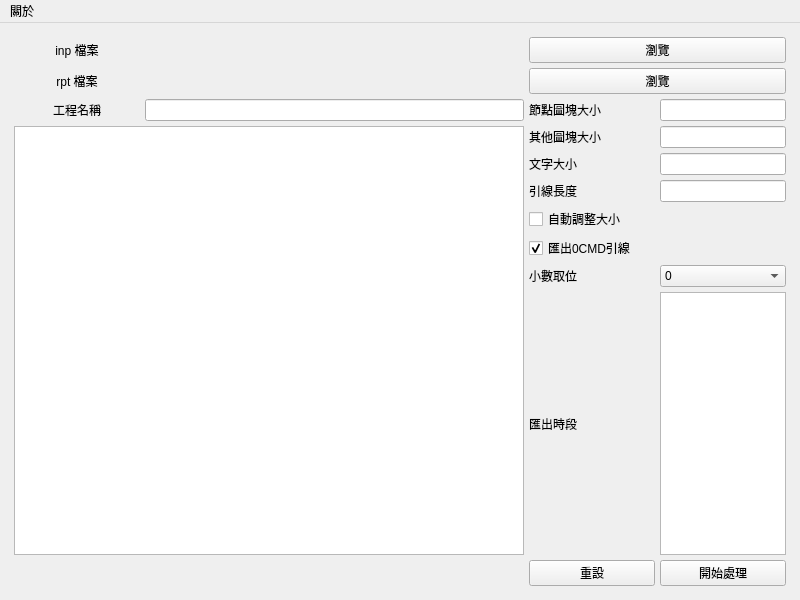
The window that ui_pyqt6.ui (lihsin2000/epa2hydchart) describes before a commit, drawn with Qt 5.
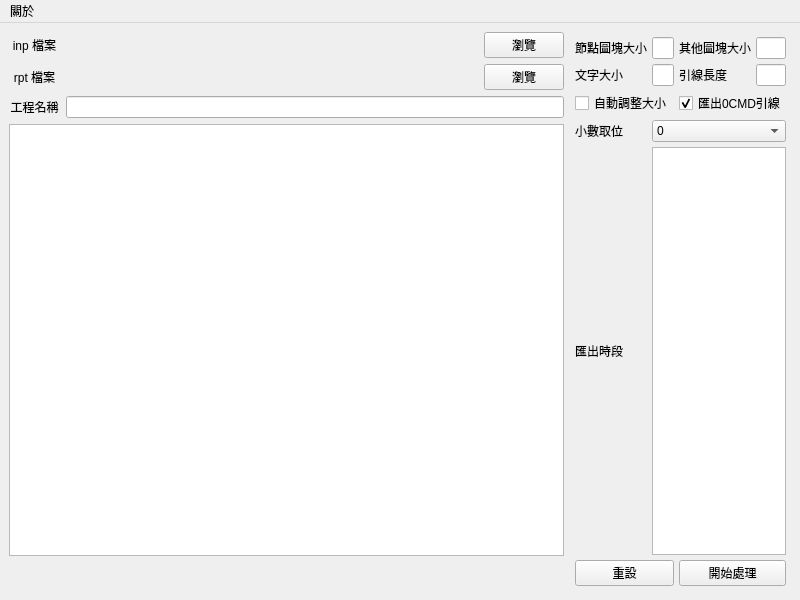
The same window after the commit. Icons and pictures are not drawn.

Commit message: 新增視窗模式屬性，調整最小/最大尺寸設定，優化佈局結構

What changed in the file:
```diff
--- a/ui_pyqt6.ui
+++ b/ui_pyqt6.ui
@@ -12,14 +12,14 @@
   </property>
   <property name="minimumSize">
    <size>
-    <width>800</width>
-    <height>400</height>
+    <width>0</width>
+    <height>0</height>
    </size>
   </property>
   <property name="maximumSize">
    <size>
-    <width>2048</width>
-    <height>1600</height>
+    <width>16777215</width>
+    <height>16777215</height>
    </size>
   </property>
   <property name="windowTitle">
@@ -42,38 +42,36 @@
      <height>1600</height>
     </size>
    </property>
-   <layout class="QGridLayout" name="_2">
-    <item row="0" column="0">
-     <layout class="QGridLayout" name="gridLayout" columnstretch="1,3,1,1">
-      <property name="sizeConstraint">
-       <enum>QLayout::SetDefaultConstraint</enum>
-      </property>
-      <property name="leftMargin">
-       <number>5</number>
-      </property>
-      <property name="topMargin">
-       <number>5</number>
-      </property>
-      <property name="rightMargin">
-       <number>5</number>
-      </property>
-      <property name="bottomMargin">
-       <number>5</number>
-      </property>
-      <property name="spacing">
-       <number>5</number>
-      </property>
-      <item row="1" column="2" colspan="2">
+   <layout class="QHBoxLayout" name="horizontalLayout_2">
+    <item>
+     <layout class="QHBoxLayout" name="horizontalLayout" stretch="4,1">
+      <item>
+       <layout class="QGridLayout" name="gridLayout_2" rowstretch="1,1,1,15,1" columnstretch="1,8,1">
+        <item row="1" column="2">
        <widget class="QPushButton" name="b_browser_rpt">
         <property name="text">
          <string>瀏覽</string>
         </property>
        </widget>
       </item>
-      <item row="10" column="3">
-       <widget class="QPushButton" name="b_draw">
+        <item row="4" column="0" colspan="3">
+         <widget class="QLabel" name="l_progress">
         <property name="text">
-         <string>開始處理</string>
+           <string/>
+          </property>
+         </widget>
+        </item>
+        <item row="1" column="1">
+         <widget class="QLabel" name="l_rpt_path">
+          <property name="text">
+           <string/>
+          </property>
+         </widget>
+        </item>
+        <item row="2" column="1" colspan="2">
+         <widget class="QLineEdit" name="l_projName">
+          <property name="alignment">
+           <set>Qt::AlignLeading|Qt::AlignLeft|Qt::AlignVCenter</set>
         </property>
        </widget>
       </item>
@@ -87,6 +85,13 @@
         </property>
        </widget>
       </item>
+        <item row="0" column="2">
+         <widget class="QPushButton" name="b_browser_inp">
+          <property name="text">
+           <string>瀏覽</string>
+          </property>
+         </widget>
+        </item>
       <item row="1" column="0">
        <widget class="QLabel" name="label_2">
         <property name="text">
@@ -104,7 +109,94 @@
         </property>
        </widget>
       </item>
-      <item row="8" column="3">
+        <item row="3" column="0" colspan="3">
+         <widget class="QTextBrowser" name="browser_log">
+          <property name="minimumSize">
+           <size>
+            <width>0</width>
+            <height>0</height>
+           </size>
+          </property>
+          <property name="html">
+           <string>&lt;!DOCTYPE HTML PUBLIC &quot;-//W3C//DTD HTML 4.0//EN&quot; &quot;http://www.w3.org/TR/REC-html40/strict.dtd&quot;&gt;
+&lt;html&gt;&lt;head&gt;&lt;meta name=&quot;qrichtext&quot; content=&quot;1&quot; /&gt;&lt;meta charset=&quot;utf-8&quot; /&gt;&lt;style type=&quot;text/css&quot;&gt;
+p, li { white-space: pre-wrap; }
+hr { height: 1px; border-width: 0; }
+li.unchecked::marker { content: &quot;\2610&quot;; }
+li.checked::marker { content: &quot;\2612&quot;; }
+&lt;/style&gt;&lt;/head&gt;&lt;body style=&quot; font-family:'Microsoft JhengHei UI'; font-size:9pt; font-weight:400; font-style:normal;&quot;&gt;
+&lt;p style=&quot;-qt-paragraph-type:empty; margin-top:0px; margin-bottom:0px; margin-left:0px; margin-right:0px; -qt-block-indent:0; text-indent:0px; font-family:'PMingLiU';&quot;&gt;&lt;br /&gt;&lt;/p&gt;&lt;/body&gt;&lt;/html&gt;</string>
+          </property>
+         </widget>
+        </item>
+        <item row="2" column="0">
+         <widget class="QLabel" name="label_4">
+          <property name="text">
+           <string>工程名稱</string>
+          </property>
+          <property name="alignment">
+           <set>Qt::AlignCenter</set>
+          </property>
+         </widget>
+        </item>
+       </layout>
+      </item>
+      <item>
+       <layout class="QGridLayout" name="gridLayout">
+        <property name="sizeConstraint">
+         <enum>QLayout::SetMaximumSize</enum>
+        </property>
+        <property name="leftMargin">
+         <number>5</number>
+        </property>
+        <property name="topMargin">
+         <number>5</number>
+        </property>
+        <property name="rightMargin">
+         <number>5</number>
+        </property>
+        <property name="bottomMargin">
+         <number>5</number>
+        </property>
+        <property name="spacing">
+         <number>5</number>
+        </property>
+        <item row="1" column="1">
+         <widget class="QLineEdit" name="l_text_size">
+          <property name="text">
+           <string/>
+          </property>
+         </widget>
+        </item>
+        <item row="0" column="3">
+         <widget class="QLineEdit" name="l_block_size">
+          <property name="text">
+           <string/>
+          </property>
+         </widget>
+        </item>
+        <item row="0" column="2">
+         <widget class="QLabel" name="label_8">
+          <property name="text">
+           <string>其他圖塊大小</string>
+          </property>
+         </widget>
+        </item>
+        <item row="1" column="2">
+         <widget class="QLabel" name="label_7">
+          <property name="text">
+           <string>引線長度</string>
+          </property>
+         </widget>
+        </item>
+        <item row="5" column="0" colspan="2">
+         <widget class="QPushButton" name="b_reset">
+          <property name="text">
+           <string>重設</string>
+          </property>
+         </widget>
+        </item>
+        <item row="3" column="1" colspan="3">
        <widget class="QComboBox" name="comboBox_digits">
         <item>
          <property name="text">
@@ -133,14 +225,42 @@
         </item>
        </widget>
       </item>
-      <item row="9" column="3">
-       <widget class="QListWidget" name="list_hrs">
-        <property name="selectionMode">
-         <enum>QAbstractItemView::MultiSelection</enum>
+        <item row="1" column="0">
+         <widget class="QLabel" name="label_6">
+          <property name="text">
+           <string>文字大小</string>
         </property>
        </widget>
       </item>
-      <item row="7" column="2" colspan="2">
+        <item row="1" column="3">
+         <widget class="QLineEdit" name="l_leader_distance">
+          <property name="text">
+           <string/>
+          </property>
+         </widget>
+        </item>
+        <item row="2" column="0" colspan="2">
+         <widget class="QCheckBox" name="chk_autoSize">
+          <property name="text">
+           <string>自動調整大小</string>
+          </property>
+         </widget>
+        </item>
+        <item row="5" column="2" colspan="2">
+         <widget class="QPushButton" name="b_draw">
+          <property name="text">
+           <string>開始處理</string>
+          </property>
+         </widget>
+        </item>
+        <item row="0" column="1">
+         <widget class="QLineEdit" name="l_joint_size">
+          <property name="mouseTracking">
+           <bool>true</bool>
+          </property>
+         </widget>
+        </item>
+        <item row="2" column="2" colspan="2">
        <widget class="QCheckBox" name="chk_export_0cmd">
         <property name="text">
          <string>匯出0CMD引線</string>
@@ -150,138 +270,35 @@
         </property>
        </widget>
       </item>
-      <item row="1" column="1">
-       <widget class="QLabel" name="l_rpt_path">
-        <property name="text">
-         <string/>
-        </property>
-       </widget>
-      </item>
-      <item row="2" column="0">
-       <widget class="QLabel" name="label_4">
-        <property name="text">
-         <string>工程名稱</string>
-        </property>
-        <property name="alignment">
-         <set>Qt::AlignCenter</set>
-        </property>
-       </widget>
-      </item>
-      <item row="2" column="1">
-       <widget class="QLineEdit" name="l_projName">
-        <property name="alignment">
-         <set>Qt::AlignLeading|Qt::AlignLeft|Qt::AlignVCenter</set>
-        </property>
-       </widget>
-      </item>
-      <item row="6" column="2" colspan="2">
-       <widget class="QCheckBox" name="chk_autoSize">
-        <property name="text">
-         <string>自動調整大小</string>
-        </property>
-       </widget>
-      </item>
-      <item row="2" column="2">
+        <item row="0" column="0">
        <widget class="QLabel" name="label_5">
         <property name="text">
          <string>節點圖塊大小</string>
         </property>
        </widget>
       </item>
-      <item row="8" column="2">
+        <item row="3" column="0">
        <widget class="QLabel" name="label_9">
         <property name="text">
          <string>小數取位</string>
         </property>
        </widget>
       </item>
-      <item row="0" column="2" colspan="2">
-       <widget class="QPushButton" name="b_browser_inp">
-        <property name="text">
-         <string>瀏覽</string>
-        </property>
-       </widget>
-      </item>
-      <item row="4" column="3">
-       <widget class="QLineEdit" name="l_text_size">
-        <property name="text">
-         <string/>
-        </property>
-       </widget>
-      </item>
-      <item row="3" column="2">
-       <widget class="QLabel" name="label_8">
-        <property name="text">
-         <string>其他圖塊大小</string>
-        </property>
-       </widget>
-      </item>
-      <item row="9" column="2">
+        <item row="4" column="0">
        <widget class="QLabel" name="label_3">
         <property name="text">
          <string>匯出時段</string>
         </property>
        </widget>
       </item>
-      <item row="10" column="0" colspan="2">
-       <widget class="QLabel" name="l_progress">
-        <property name="text">
-         <string/>
+        <item row="4" column="1" colspan="3">
+         <widget class="QListWidget" name="list_hrs">
+          <property name="selectionMode">
+           <enum>QAbstractItemView::MultiSelection</enum>
         </property>
        </widget>
       </item>
-      <item row="5" column="3">
-       <widget class="QLineEdit" name="l_leader_distance">
-        <property name="text">
-         <string/>
-        </property>
-       </widget>
-      </item>
-      <item row="5" column="2">
-       <widget class="QLabel" name="label_7">
-        <property name="text">
-         <string>引線長度</string>
-        </property>
-       </widget>
-      </item>
-      <item row="3" column="3">
-       <widget class="QLineEdit" name="l_block_size">
-        <property name="text">
-         <string/>
-        </property>
-       </widget>
-      </item>
-      <item row="4" column="2">
-       <widget class="QLabel" name="label_6">
-        <property name="text">
-         <string>文字大小</string>
-        </property>
-       </widget>
-      </item>
-      <item row="2" column="3">
-       <widget class="QLineEdit" name="l_joint_size">
-        <property name="mouseTracking">
-         <bool>true</bool>
-        </property>
-       </widget>
-      </item>
-      <item row="10" column="2">
-       <widget class="QPushButton" name="b_reset">
-        <property name="text">
-         <string>重設</string>
-        </property>
-       </widget>
-      </item>
-      <item row="3" column="0" rowspan="7" colspan="2">
-       <widget class="QTextBrowser" name="browser_log">
-        <property name="html">
-         <string>&lt;!DOCTYPE HTML PUBLIC &quot;-//W3C//DTD HTML 4.0//EN&quot; &quot;http://www.w3.org/TR/REC-html40/strict.dtd&quot;&gt;
-&lt;html&gt;&lt;head&gt;&lt;meta name=&quot;qrichtext&quot; content=&quot;1&quot; /&gt;&lt;style type=&quot;text/css&quot;&gt;
-p, li { white-space: pre-wrap; }
-&lt;/style&gt;&lt;/head&gt;&lt;body style=&quot; font-family:'PMingLiU'; font-size:9pt; font-weight:400; font-style:normal;&quot;&gt;
-&lt;p style=&quot;-qt-paragraph-type:empty; margin-top:0px; margin-bottom:0px; margin-left:0px; margin-right:0px; -qt-block-indent:0; text-indent:0px;&quot;&gt;&lt;br /&gt;&lt;/p&gt;&lt;/body&gt;&lt;/html&gt;</string>
-        </property>
-       </widget>
+       </layout>
       </item>
      </layout>
     </item>
```
Left out of the diff: 3 changed lines with no effect on the pictures. Lines whose indentation alone changed are shown as unchanged. The commit also changes 1 other file.
